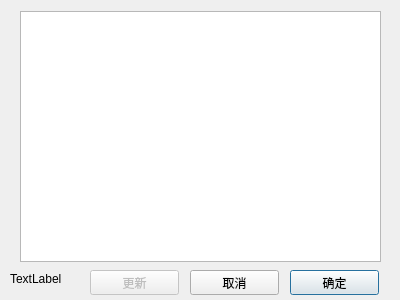
This is qtlearnings/paramconfig/cmodparampreview.ui in ldhshao/mylearnings as Qt 5 draws it before an edit. The edited form follows.
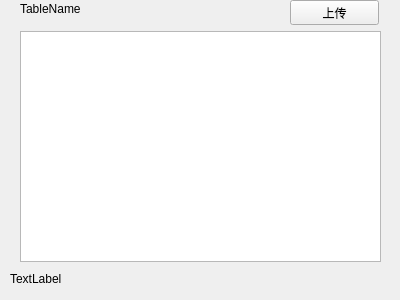
This is the edited form. Custom widgets are drawn as their Qt base class.

Commit message: paramconfig: param modify upload

```diff
--- a/qtlearnings/paramconfig/cmodparampreview.ui
+++ b/qtlearnings/paramconfig/cmodparampreview.ui
@@ -1,7 +1,7 @@
 <?xml version="1.0" encoding="UTF-8"?>
 <ui version="4.0">
  <class>CModParamPreview</class>
- <widget class="QDialog" name="CModParamPreview">
+ <widget class="QWidget" name="CModParamPreview">
   <property name="geometry">
    <rect>
     <x>0</x>
@@ -17,9 +17,9 @@
    <property name="geometry">
     <rect>
      <x>20</x>
-     <y>11</y>
+     <y>31</y>
      <width>361</width>
-     <height>251</height>
+     <height>231</height>
     </rect>
    </property>
   </widget>
@@ -27,42 +27,13 @@
    <property name="geometry">
     <rect>
      <x>290</x>
-     <y>270</y>
+     <y>0</y>
      <width>89</width>
      <height>25</height>
     </rect>
    </property>
    <property name="text">
-    <string>确定</string>
-   </property>
-  </widget>
-  <widget class="CKeyButton" name="pushButton_cancel">
-   <property name="geometry">
-    <rect>
-     <x>190</x>
-     <y>270</y>
-     <width>89</width>
-     <height>25</height>
-    </rect>
-   </property>
-   <property name="text">
-    <string>取消</string>
-   </property>
-  </widget>
-  <widget class="CKeyButton" name="pushButton_sync">
-   <property name="enabled">
-    <bool>false</bool>
-   </property>
-   <property name="geometry">
-    <rect>
-     <x>90</x>
-     <y>270</y>
-     <width>89</width>
-     <height>25</height>
-    </rect>
-   </property>
-   <property name="text">
-    <string>更新</string>
+    <string>上传</string>
    </property>
   </widget>
   <widget class="QLabel" name="label_lineno">
@@ -78,6 +49,19 @@
     <string>TextLabel</string>
    </property>
   </widget>
+  <widget class="QLabel" name="label_tableName">
+   <property name="geometry">
+    <rect>
+     <x>20</x>
+     <y>0</y>
+     <width>67</width>
+     <height>17</height>
+    </rect>
+   </property>
+   <property name="text">
+    <string>TableName</string>
+   </property>
+  </widget>
  </widget>
  <customwidgets>
   <customwidget>
```
Left out of the diff: 6 changed lines with no effect on the pictures. The commit also changes 15 other files.
